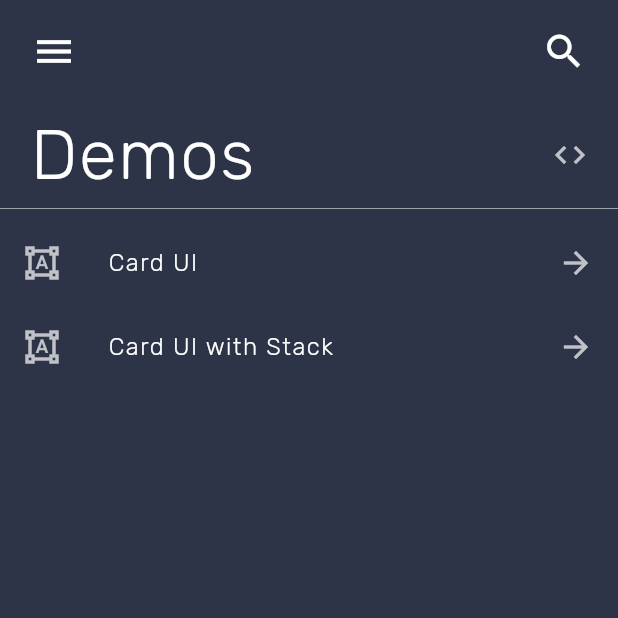
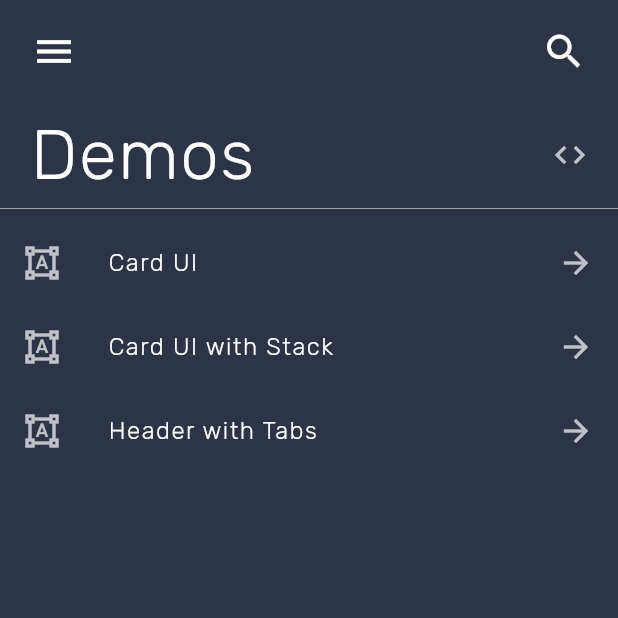
Before and after one commit to 72/Learning-Flutter, a Flutter app: the screen it shows after launch, on a phone screen of 412 x 824 dp, the top half of it. Run offline on Flutter 3.47's test engine with Material 2 defaults, Android fonts, the phone set to English and light mode, and no system bars.

Commit message:
Adding Tabs Demo

```diff
--- a/test_ui/lib/demo_list.dart
+++ b/test_ui/lib/demo_list.dart
@@ -2,6 +2,7 @@ import 'package:flutter/material.dart';
 
 import './card_ui_page.dart';
 import './card_stack_page.dart';
+import './tabs_page.dart';
 
 class DemoList extends StatelessWidget {
   @override
@@ -11,6 +12,7 @@ class DemoList extends StatelessWidget {
         children: <Widget>[
           FirstDemo(),
           SecondDemo(),
+          ThirdDemo(),
         ],
       ),
     );
@@ -63,6 +65,29 @@ class SecondDemo extends StatelessWidget {
   }
 }
 
+class ThirdDemo extends StatelessWidget {
+  @override
+  Widget build(BuildContext context) {
+    return Container(
+        child: ListTile(
+      leading: Icon(Icons.format_shapes, color: Colors.white70),
+      title: Text("Header with Tabs",
+          style: TextStyle(
+            color: Colors.white,
+            fontSize: 16.0,
+            fontFamily: 'Rubik',
+            fontWeight: FontWeight.w300,
+            letterSpacing: 1.0,
+          )),
+      trailing: Icon(Icons.arrow_forward, color: Colors.white70),
+      onTap: () => Navigator.push(context,
+              MaterialPageRoute<void>(builder: (BuildContext context) {
+            return TabsPage();
+          })),
+    ));
+  }
+}
+
 // Text("Info",
 // 				style: TextStyle(
 // 					color: Colors.white,
```
Also changed, not shown: test_ui/lib/tabs_page.dart (added, +37 -0 lines), 1 other file.
